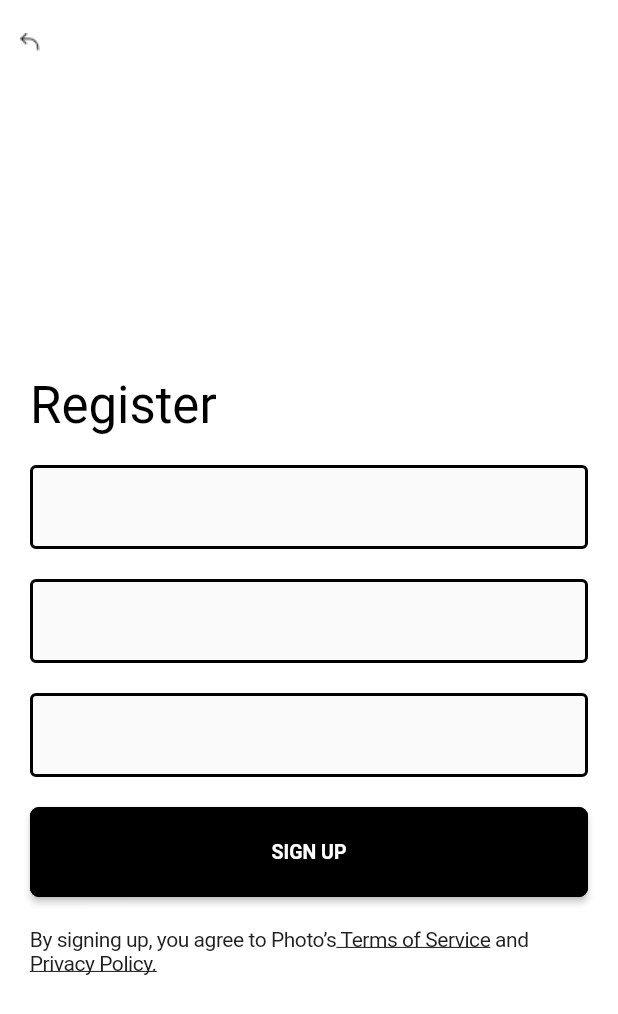
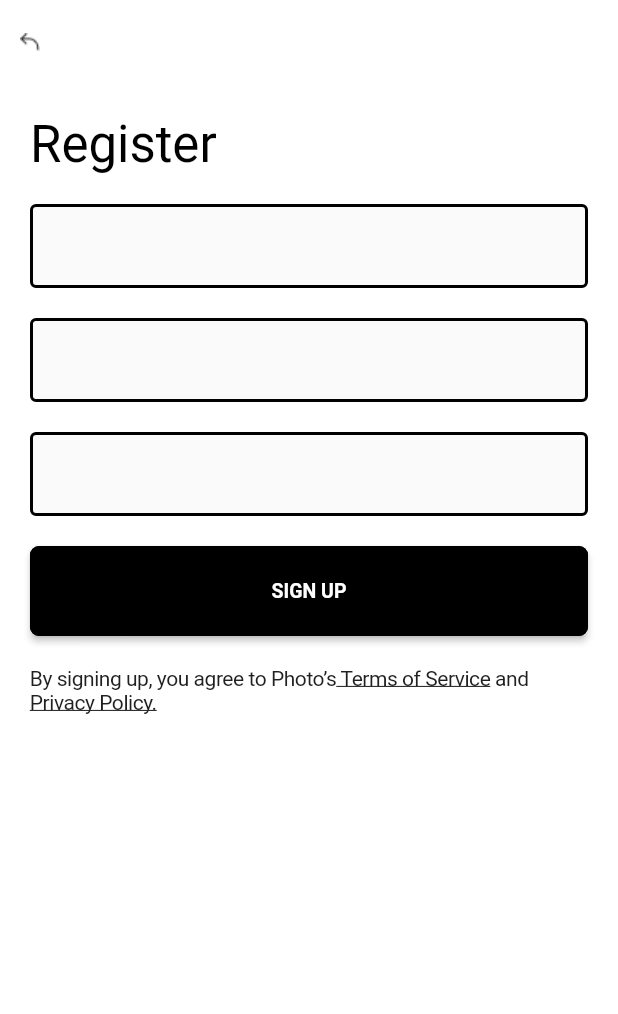
Before and after one commit to PhamQuocHuy98/TestMC, a Flutter app: the RegisterScreen screen opened by its route, on a phone screen of 412 x 824 dp. Shown: the top 1014 px of the screen. Run offline on Flutter 3.47's test engine with Material 2 defaults, Android fonts, the phone set to English and light mode, and no system bars; our stand-ins replace cached_network_image, equatable, flutter_bloc, get_it, shared_preferences, shimmer; missing offline and left inert: bmprogresshud; accounts and stored records are empty; network calls fail; Roboto replaces fonts that are missing (Montserrat).

Commit message:
*fix run multiple devices

```diff
--- a/lib/presentation/screens/discover/discover_screen.dart
+++ b/lib/presentation/screens/discover/discover_screen.dart
@@ -44,7 +44,8 @@ class _DiscoverScreenState extends State<DiscoverScreen> {
           return SingleChildScrollView(
             child: Container(
               margin: const EdgeInsets.symmetric(horizontal: 20),
-              alignment: Alignment.center,
+              alignment:
+                  AppHelper.isMobile() ? Alignment.topLeft : Alignment.center,
               child: Column(
                 crossAxisAlignment: CrossAxisAlignment.start,
                 children: [
--- a/lib/presentation/screens/login/screen.dart
+++ b/lib/presentation/screens/login/screen.dart
@@ -1,3 +1,5 @@
+import 'dart:io';
+
 import 'package:bmprogresshud/progresshud.dart';
 import 'package:demo_mc/core/language/internationalization.dart';
 import 'package:demo_mc/presentation/widgets/custom_appbar.dart';
@@ -44,7 +46,8 @@ class _LoginScreenState extends State<LoginScreen> {
           builder: (context, state) {
             return Container(
               margin: const EdgeInsets.only(left: 20, right: 20),
-              alignment: Alignment.center,
+              alignment:
+                  AppHelper.isMobile() ? Alignment.topLeft : Alignment.center,
               child: SingleChildScrollView(
                 child: Form(
                   key: loginBloc.formKey,
--- a/lib/presentation/screens/register/register_screen.dart
+++ b/lib/presentation/screens/register/register_screen.dart
@@ -31,7 +31,8 @@ class _RegisterScreenState extends State<RegisterScreen> {
         appBar: const CustomAppBar(),
         body: Container(
           margin: const EdgeInsets.only(left: 20, right: 20),
-          alignment: Alignment.center,
+          alignment:
+              AppHelper.isMobile() ? Alignment.topLeft : Alignment.center,
           child: BlocConsumer<RegisterBloc, RegisterState>(
             listener: (context, state) {
               if (state is RegisterSuccessfullyState) {
--- a/lib/utils/app_helper.dart
+++ b/lib/utils/app_helper.dart
@@ -1,3 +1,5 @@
+import 'dart:io';
+
 import 'package:flutter/material.dart';
 import 'package:flutter/widgets.dart';
 
@@ -13,4 +15,9 @@ class AppHelper {
     if (s.isEmpty) return s;
     return s[0].toUpperCase() + s.substring(1).toLowerCase();
   }
+
+  static bool isMobile() {
+    final data = MediaQueryData.fromWindow(WidgetsBinding.instance!.window);
+    return data.size.shortestSide < 550 ? true : false;
+  }
 }
```
